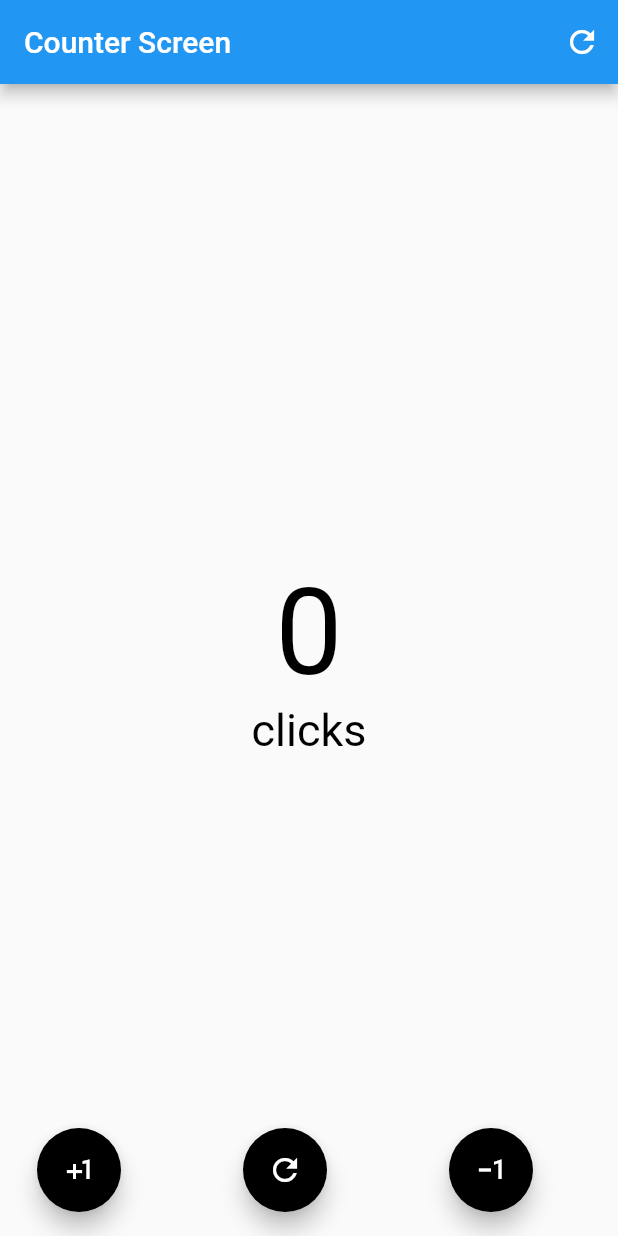
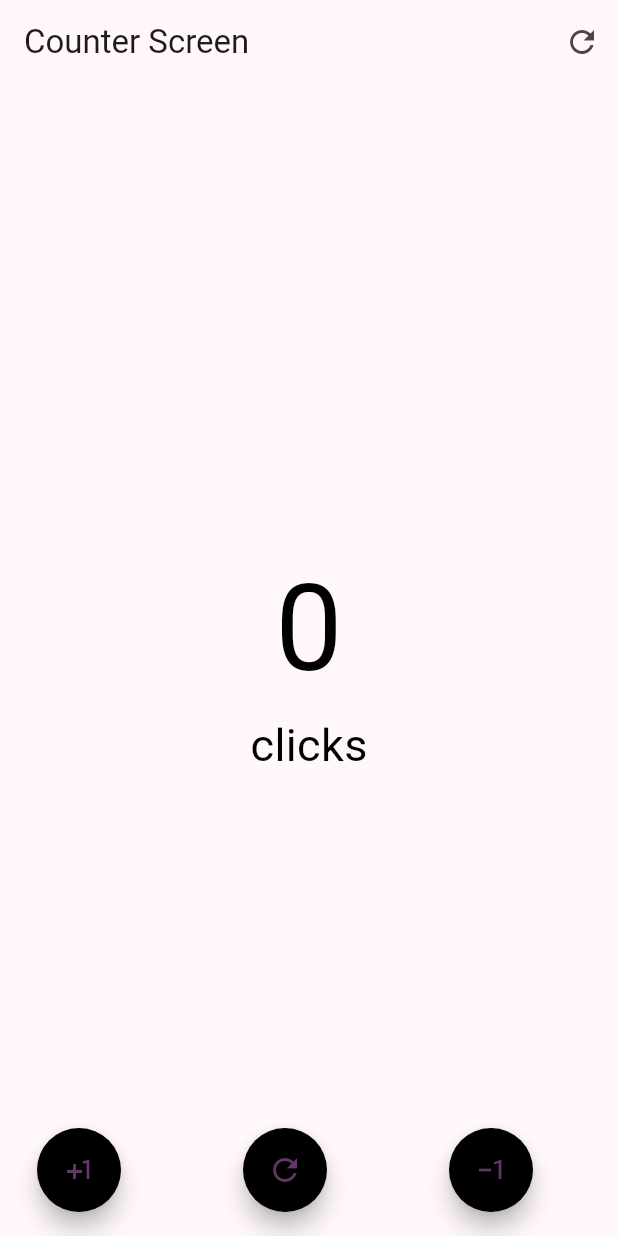
Before and after one commit to alexctrejo/mobile-apps, a Flutter app: the CounterFunctionsScreens screen opened directly, on a phone screen of 412 x 824 dp. Run offline on Flutter 3.47's test engine with Material 2 defaults, Android fonts, the phone set to English and light mode, and no system bars.

Commit message:
app theme creado

```diff
--- /dev/null
+++ b/flutter_application_2/lib/config/theme/app_theme.dart
@@ -0,0 +1,27 @@
+import 'package:flutter/material.dart';
+
+List<Color> _colorThemes = [
+  Colors.amber,
+  Colors.black,
+  Colors.purpleAccent,
+  Colors.white54,
+  Colors.lightBlue
+];
+
+class AppTheme{
+
+  final int selectedColor;
+
+  AppTheme({
+    this.selectedColor = 0})
+    /* : assert(selectedColor >= 0 && selectedColor <= _colorThemes.length - 1,
+    'Colors must be between 0 and ${_colorThemes.length}') */;
+
+  ThemeData theme(){
+    return ThemeData(
+      useMaterial3: true,
+      colorSchemeSeed: _colorThemes[selectedColor],
+    );
+  }
+
+}
```
Also changed, not shown: flutter_application_2/lib/main.dart (+15 -7 lines).
